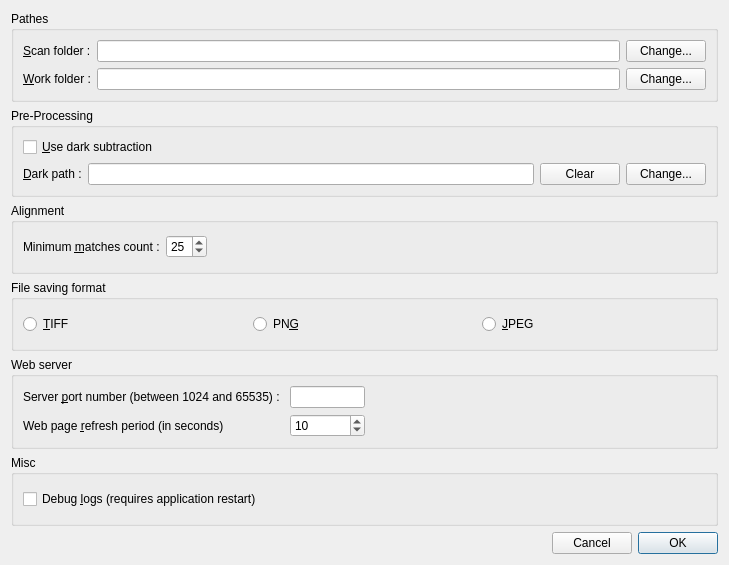
gehelem/als, file src/als/ui/prefs_ui.ui: the form before one commit.
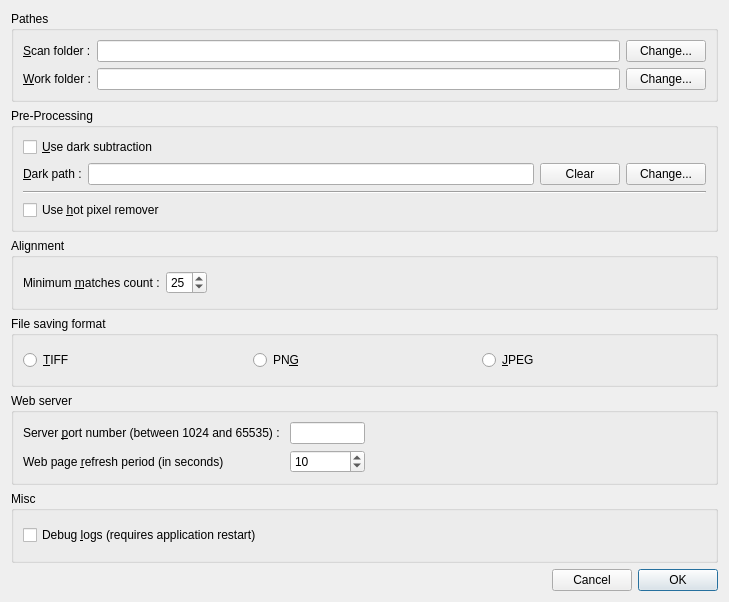
The form after the commit.

Commit message: Add preferences switch for hot pixel remover

```diff
--- a/src/als/ui/prefs_ui.ui
+++ b/src/als/ui/prefs_ui.ui
@@ -7,7 +7,7 @@
     <x>0</x>
     <y>0</y>
     <width>729</width>
-    <height>565</height>
+    <height>602</height>
    </rect>
   </property>
   <property name="windowTitle">
@@ -145,6 +145,20 @@
         </item>
        </layout>
       </item>
+      <item>
+       <widget class="Line" name="line">
+        <property name="orientation">
+         <enum>Qt::Horizontal</enum>
+        </property>
+       </widget>
+      </item>
+      <item>
+       <widget class="QCheckBox" name="chk_use_hpr">
+        <property name="text">
+         <string>Use &amp;hot pixel remover</string>
+        </property>
+       </widget>
+      </item>
      </layout>
     </widget>
    </item>
```
The commit also changes 3 other files.
